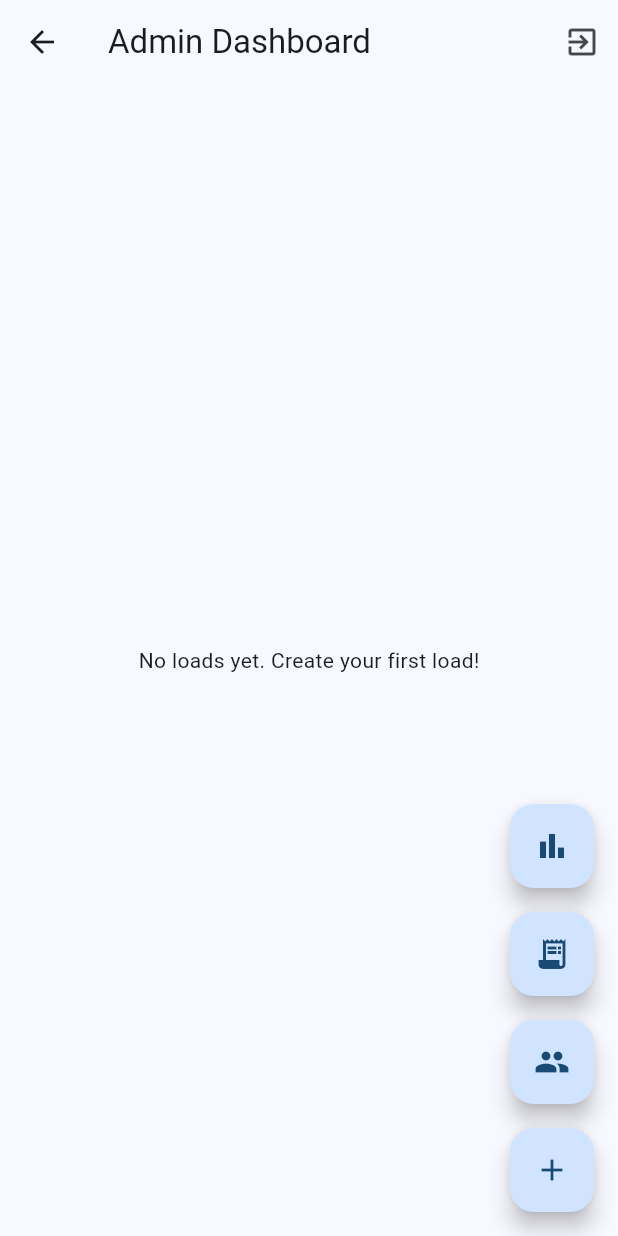
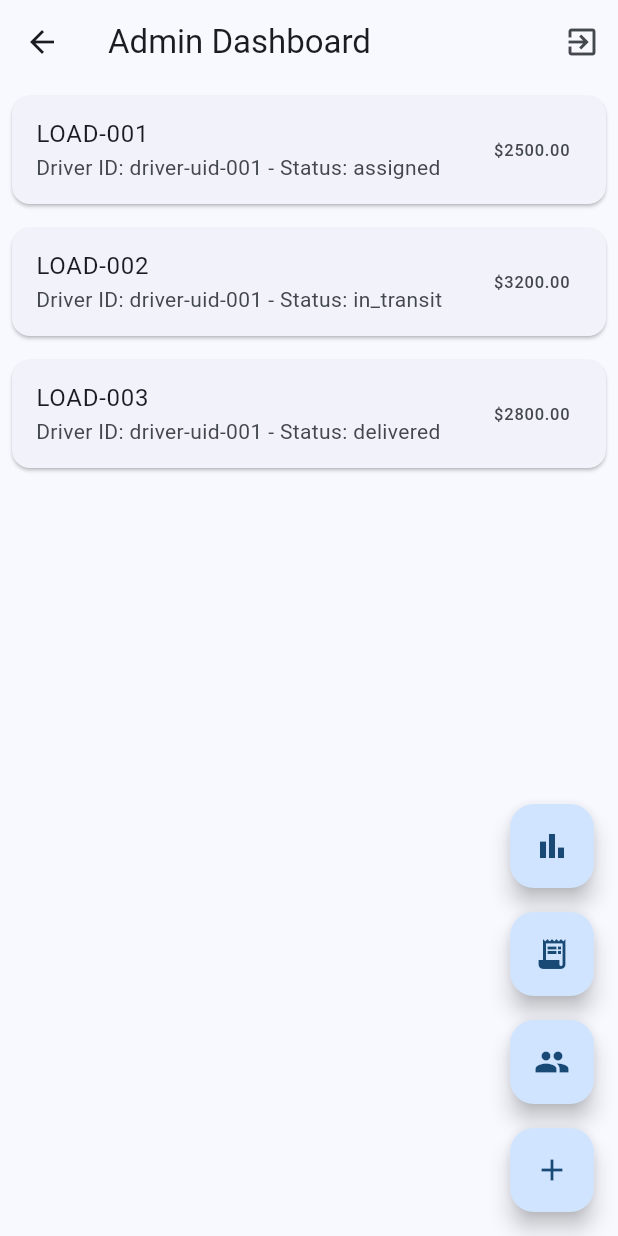
Before and after one commit to dukens11-create/gud, a Flutter app: the AdminHome screen opened by its route, on a phone screen of 412 x 824 dp. Run offline on Flutter 3.47's test engine with Material 3 defaults, Android fonts, the phone set to English and light mode, and no system bars; our stand-ins replace cloud_firestore, firebase_auth, firebase_storage, image_picker; accounts and stored records are empty.

Commit message:
Remove Firebase dependencies and implement mock data service
Co-authored-by: dukens11-create <249652828+dukens11-create@users.noreply.github.com>

```diff
--- a/lib/screens/admin/admin_home.dart
+++ b/lib/screens/admin/admin_home.dart
@@ -1,17 +1,14 @@
 import 'package:flutter/material.dart';
-import 'package:firebase_auth/firebase_auth.dart';
-import '../../services/firestore_service.dart';
-import '../../services/auth_service.dart';
+import '../../services/mock_data_service.dart';
 import '../../models/load.dart';
+import '../login_screen.dart';
 
 class AdminHome extends StatelessWidget {
   const AdminHome({super.key});
 
   @override
   Widget build(BuildContext context) {
-    final userId = FirebaseAuth.instance.currentUser?.uid ?? '';
-    final firestoreService = FirestoreService();
-    final authService = AuthService();
+    final mockService = MockDataService();
 
     return Scaffold(
       appBar: AppBar(
@@ -20,13 +17,19 @@ class AdminHome extends StatelessWidget {
           IconButton(
             icon: const Icon(Icons.exit_to_app),
             onPressed: () async {
-              await authService.signOut();
+              await mockService.signOut();
+              if (context.mounted) {
+                Navigator.of(context).pushAndRemoveUntil(
+                  MaterialPageRoute(builder: (_) => const LoginScreen()),
+                  (route) => false,
+                );
+              }
             },
           ),
         ],
       ),
       body: StreamBuilder<List<LoadModel>>(
-        stream: firestoreService.streamAllLoads(),
+        stream: mockService.streamAllLoads(),
         builder: (context, snapshot) {
           if (snapshot.connectionState == ConnectionState.waiting) {
             return const Center(child: CircularProgressIndicator());
--- a/lib/screens/driver/load_detail_screen.dart
+++ b/lib/screens/driver/load_detail_screen.dart
@@ -1,8 +1,7 @@
 import 'package:flutter/material.dart';
-import 'package:firebase_auth/firebase_auth.dart';
 import 'package:intl/intl.dart';
 import '../../models/load.dart';
-import '../../services/firestore_service.dart';
+import '../../services/mock_data_service.dart';
 import 'upload_pod_screen.dart';
 
 class LoadDetailScreen extends StatelessWidget {
@@ -12,8 +11,8 @@ class LoadDetailScreen extends StatelessWidget {
 
   @override
   Widget build(BuildContext context) {
-    final firestoreService = FirestoreService();
-    final currentUserId = FirebaseAuth.instance.currentUser?.uid ?? '';
+    final mockService = MockDataService();
+    final currentUserId = mockService.currentUserId ?? '';
     final dateFormat = DateFormat('MMM dd, yyyy hh:mm a');
 
     return Scaffold(
@@ -189,7 +188,7 @@ class LoadDetailScreen extends StatelessWidget {
                       width: double.infinity,
                       child: ElevatedButton.icon(
                         onPressed: () async {
-                          await firestoreService.updateLoadStatus(
+                          await mockService.updateLoadStatus(
                             loadId: load.id,
                             status: 'picked_up',
                             pickedUpAt: DateTime.now(),
@@ -213,7 +212,11 @@ class LoadDetailScreen extends StatelessWidget {
                       width: double.infinity,
                       child: ElevatedButton.icon(
                         onPressed: () async {
-                          await firestoreService.startTrip(load.id);
+                          await mockService.updateLoadStatus(
+                            loadId: load.id,
+                            status: 'in_transit',
+                            tripStartAt: DateTime.now(),
+                          );
                           if (context.mounted) {
                             ScaffoldMessenger.of(context).showSnackBar(
                               const SnackBar(content: Text('Trip started')),
@@ -284,7 +287,11 @@ class LoadDetailScreen extends StatelessWidget {
 
                                 if (confirmed == true && context.mounted) {
                                   final miles = double.tryParse(milesController.text) ?? 0.0;
-                                  await firestoreService.endTrip(load.id, miles);
+                                  await mockService.updateLoadStatus(
+                                    loadId: load.id,
+                                    status: 'delivered',
+                                    deliveredAt: DateTime.now(),
+                                  );
                                   if (context.mounted) {
                                     ScaffoldMessenger.of(context).showSnackBar(
                                       const SnackBar(content: Text('Delivery completed')),
--- /dev/null
+++ b/lib/services/mock_data_service.dart
@@ -0,0 +1,239 @@
+import '../models/driver.dart';
+import '../models/load.dart';
+
+/// Mock data service for demo mode (no Firebase)
+/// Provides 3 demo loads for testing the app functionality
+class MockDataService {
+  static final MockDataService _instance = MockDataService._internal();
+  factory MockDataService() => _instance;
+  MockDataService._internal();
+
+  // Demo user state
+  String? _currentUserId;
+  String? _currentUserRole;
+  String? _currentUserName;
+
+  // Mock users for demo
+  static const Map<String, Map<String, String>> _demoUsers = {
+    'admin@gud.com': {
+      'password': 'admin123',
+      'role': 'admin',
+      'name': 'Admin User',
+      'uid': 'admin-uid-001',
+    },
+    'driver@gud.com': {
+      'password': 'driver123',
+      'role': 'driver',
+      'name': 'John Driver',
+      'uid': 'driver-uid-001',
+    },
+  };
+
+  // Mock data
+  final List<LoadModel> _mockLoads = [
+    LoadModel(
+      id: 'load-001',
+      loadNumber: 'LOAD-001',
+      driverId: 'driver-uid-001',
+      driverName: 'John Driver',
+      pickupAddress: '123 Pickup St, Los Angeles, CA 90001',
+      deliveryAddress: '456 Delivery Ave, San Francisco, CA 94102',
+      rate: 2500.00,
+      miles: 380,
+      status: 'assigned',
+      notes: 'Fragile cargo - handle with care',
+      createdAt: DateTime.now().subtract(const Duration(hours: 2)),
+      createdBy: 'admin-uid-001',
+    ),
+    LoadModel(
+      id: 'load-002',
+      loadNumber: 'LOAD-002',
+      driverId: 'driver-uid-001',
+      driverName: 'John Driver',
+      pickupAddress: '789 Start Blvd, San Diego, CA 92101',
+      deliveryAddress: '321 End Road, Portland, OR 97201',
+      rate: 3200.00,
+      miles: 950,
+      status: 'in_transit',
+      notes: 'Time sensitive delivery',
+      createdAt: DateTime.now().subtract(const Duration(days: 1)),
+      createdBy: 'admin-uid-001',
+      pickedUpAt: DateTime.now().subtract(const Duration(hours: 12)),
+      tripStartAt: DateTime.now().subtract(const Duration(hours: 11)),
+    ),
+    LoadModel(
+      id: 'load-003',
+      loadNumber: 'LOAD-003',
+      driverId: 'driver-uid-001',
+      driverName: 'John Driver',
+      pickupAddress: '555 Origin Way, Seattle, WA 98101',
+      deliveryAddress: '777 Destination Dr, Phoenix, AZ 85001',
+      rate: 2800.00,
+      miles: 1420,
+      status: 'delivered',
+      notes: 'Standard delivery',
+      createdAt: DateTime.now().subtract(const Duration(days: 3)),
+      createdBy: 'admin-uid-001',
+      pickedUpAt: DateTime.now().subtract(const Duration(days: 3)),
+      tripStartAt: DateTime.now().subtract(const Duration(days: 3)),
+      deliveredAt: DateTime.now().subtract(const Duration(days: 2)),
+    ),
+  ];
+
+  final List<Driver> _mockDrivers = [
+    Driver(
+      id: 'driver-uid-001',
+      name: 'John Driver',
+      phone: '555-0123',
+      truckNumber: 'TRK-001',
+      status: 'available',
+      totalEarnings: 8500.00,
+      completedLoads: 5,
+      isActive: true,
+    ),
+  ];
+
+  // Authentication methods
+  Future<Map<String, String>?> signIn(String email, String password) async {
+    await Future.delayed(const Duration(milliseconds: 500)); // Simulate network delay
+
+    final user = _demoUsers[email];
+    if (user != null && user['password'] == password) {
+      _currentUserId = user['uid'];
+      _currentUserRole = user['role'];
+      _currentUserName = user['name'];
+      return user;
+    }
+    throw Exception('Invalid email or password');
+  }
+
+  Future<void> signOut() async {
+    _currentUserId = null;
+    _currentUserRole = null;
+    _currentUserName = null;
+  }
+
+  String? get currentUserId => _currentUserId;
+  String? get currentUserRole => _currentUserRole;
+  String? get currentUserName => _currentUserName;
+  bool get isAuthenticated => _currentUserId != null;
+
+  // User role
+  Future<String> getUserRole(String userId) async {
+    if (userId == 'admin-uid-001') return 'admin';
+    return 'driver';
+  }
+
+  // Drivers
+  Future<List<Driver>> getDrivers() async {
+    await Future.delayed(const Duration(milliseconds: 300));
+    return List.from(_mockDrivers);
+  }
+
+  Stream<List<Driver>> streamDrivers() {
+    return Stream.value(_mockDrivers);
+  }
+
+  Future<Driver?> getDriver(String driverId) async {
+    await Future.delayed(const Duration(milliseconds: 300));
+    return _mockDrivers.firstWhere(
+      (d) => d.id == driverId,
+      orElse: () => _mockDrivers.first,
+    );
+  }
+
+  // Loads
+  Future<List<LoadModel>> getAllLoads() async {
+    await Future.delayed(const Duration(milliseconds: 300));
+    return List.from(_mockLoads);
+  }
+
+  Stream<List<LoadModel>> streamAllLoads() {
+    return Stream.value(_mockLoads);
+  }
+
+  Future<List<LoadModel>> getDriverLoads(String driverId) async {
+    await Future.delayed(const Duration(milliseconds: 300));
+    return _mockLoads.where((load) => load.driverId == driverId).toList();
+  }
+
+  Stream<List<LoadModel>> streamDriverLoads(String driverId) {
+    return Stream.value(
+      _mockLoads.where((load) => load.driverId == driverId).toList(),
+    );
+  }
+
+  Future<LoadModel?> getLoad(String loadId) async {
+    await Future.delayed(const Duration(milliseconds: 300));
+    try {
+      return _mockLoads.firstWhere((load) => load.id == loadId);
+    } catch (e) {
+      return null;
+    }
+  }
+
+  Future<void> updateLoadStatus({
+    required String loadId,
+    required String status,
+    DateTime? pickedUpAt,
+    DateTime? tripStartAt,
+    DateTime? deliveredAt,
+  }) async {
+    await Future.delayed(const Duration(milliseconds: 300));
+    final index = _mockLoads.indexWhere((load) => load.id == loadId);
+    if (index != -1) {
+      final load = _mockLoads[index];
+      _mockLoads[index] = LoadModel(
+        id: load.id,
+        loadNumber: load.loadNumber,
+        driverId: load.driverId,
+        driverName: load.driverName,
+        pickupAddress: load.pickupAddress,
+        deliveryAddress: load.deliveryAddress,
+        rate: load.rate,
+        miles: load.miles,
+        status: status,
+        notes: load.notes,
+        createdAt: load.createdAt,
+        createdBy: load.createdBy,
+        pickedUpAt: pickedUpAt ?? load.pickedUpAt,
+        tripStartAt: tripStartAt ?? load.tripStartAt,
+        deliveredAt: deliveredAt ?? load.deliveredAt,
+      );
+    }
+  }
+
+  // Earnings
+  Future<double> getDriverEarnings(String driverId) async {
+    await Future.delayed(const Duration(milliseconds: 300));
+    return _mockLoads
+        .where((load) => load.driverId == driverId && load.status == 'delivered')
+        .fold(0.0, (sum, load) => sum + load.rate);
+  }
+
+  Stream<double> streamDriverEarnings(String driverId) {
+    final earnings = _mockLoads
+        .where((load) => load.driverId == driverId && load.status == 'delivered')
+        .fold(0.0, (sum, load) => sum + load.rate);
+    return Stream.value(earnings);
+  }
+
+  // Dashboard stats
+  Stream<Map<String, dynamic>> streamDashboardStats() {
+    return Stream.value({
+      'totalLoads': _mockLoads.length,
+      'assignedLoads': _mockLoads.where((l) => l.status == 'assigned').length,
+      'inTransitLoads': _mockLoads.where((l) => l.status == 'in_transit').length,
+      'deliveredLoads': _mockLoads.where((l) => l.status == 'delivered').length,
+      'totalRevenue': _mockLoads.fold(0.0, (sum, load) => sum + load.rate),
+    });
+  }
+
+  Future<int> getDriverCompletedLoads(String driverId) async {
+    await Future.delayed(const Duration(milliseconds: 300));
+    return _mockLoads
+        .where((load) => load.driverId == driverId &&
+               (load.status == 'delivered' || load.status == 'completed'))
+        .length;
+  }
+}
```
Also changed, not shown: lib/app.dart (+2 -39 lines), lib/main.dart (+1 -7 lines), lib/screens/driver/driver_expenses_screen.dart (+24 -15 lines), lib/screens/driver/driver_home.dart (+11 -7 lines), lib/screens/driver/earnings_screen.dart (+7 -13 lines), lib/screens/login_screen.dart (+47 -6 lines), pubspec.yaml (+1 -6 lines), lib/firebase_options.dart (deleted).
